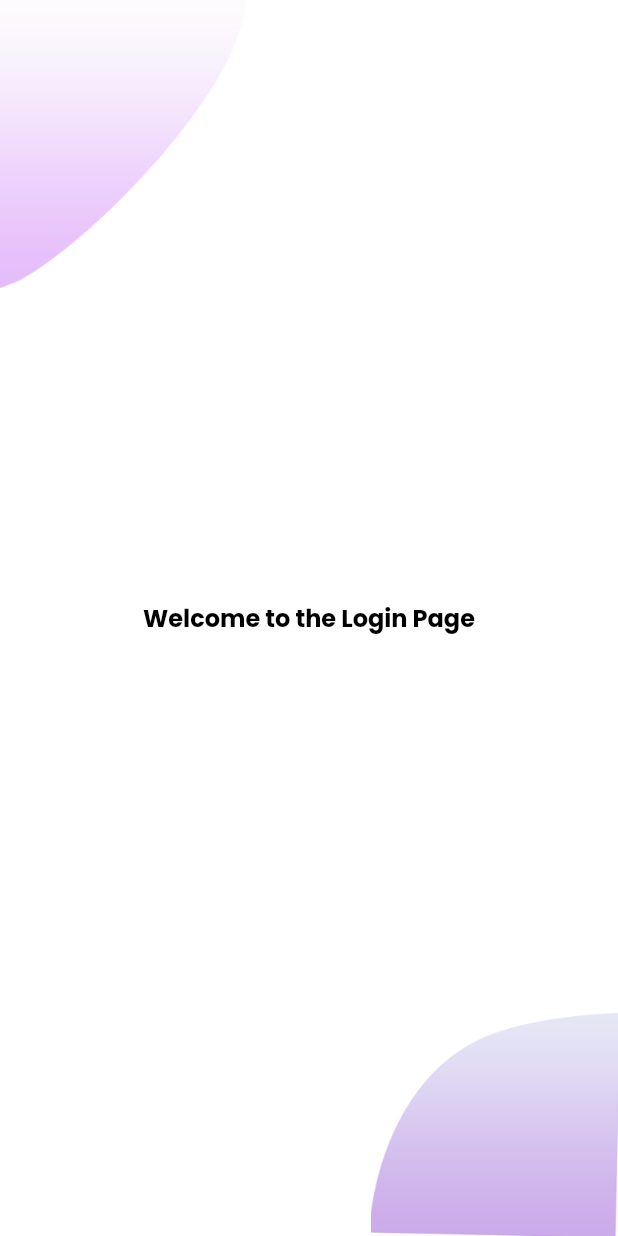
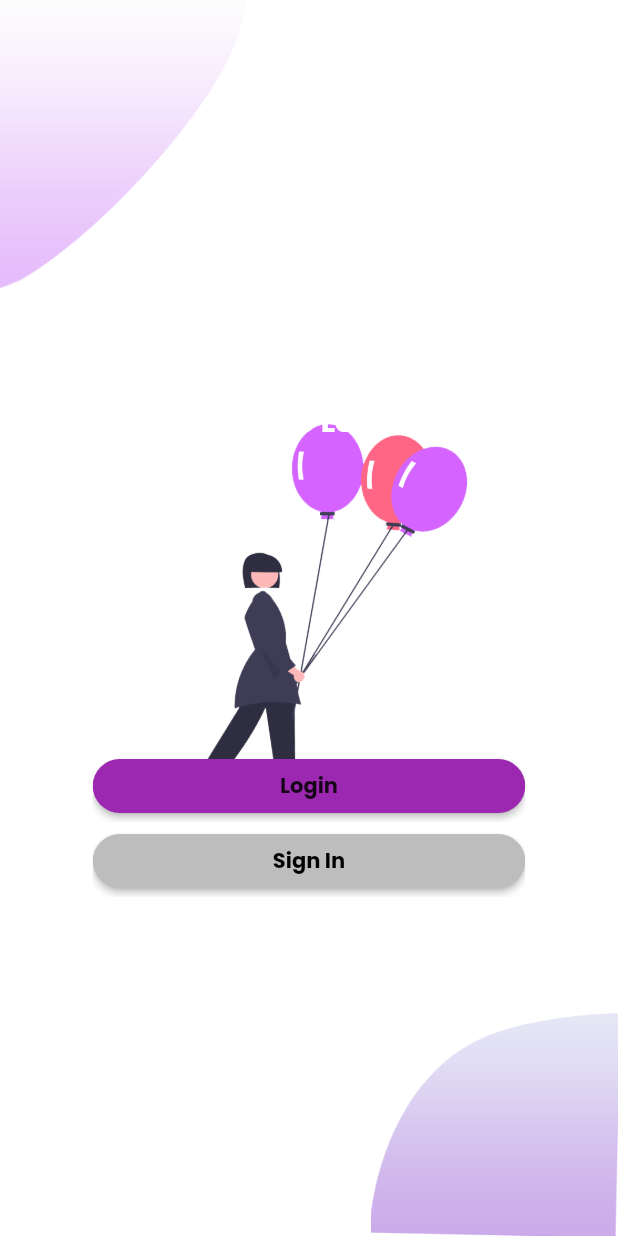
Before and after one commit to SmasherJewel/Pending_Ecom-Jacket, a Flutter app: the screen it shows after launch, on a phone screen of 412 x 824 dp. Run offline on Flutter 3.47's test engine with Material 2 defaults, Android fonts, the phone set to English and light mode, and no system bars; our stand-ins replace google_fonts.

Commit message:
Welcome Page & Buttons are added

```diff
--- a/lib/pages/welcome_page.dart
+++ b/lib/pages/welcome_page.dart
@@ -1,4 +1,5 @@
 // ignore_for_file: prefer_const_constructors, prefer_const_literals_to_create_immutables
+
 import 'package:flutter/material.dart';
 
 class WelcomePage extends StatelessWidget {
@@ -18,17 +19,81 @@ class WelcomePage extends StatelessWidget {
                 maxWidth: double.infinity,
                 minHeight: 0.0,
                 maxHeight: double.infinity,
-                child: Text(
-                  'Welcome to the Login Page',
-                  style: TextStyle(
-                    color: Colors.black,
-                    fontSize: 16.0,
-                    fontWeight: FontWeight.bold,
+                child: Image.asset(
+                  'assets/images/undraw_Balloons.png',
+                  height: 400.0,
+                  width: 300.0,
+                ),
+              ),
+
+              // Login Button
+              Positioned(
+                top: 500.0,
+                child: SizedBox(
+                  width: size.width * 0.7,
+                  child: ClipRRect(
+                    child: ElevatedButton(
+                      style: ButtonStyle(
+                        shape: MaterialStateProperty.all(
+                          RoundedRectangleBorder(
+                            borderRadius: BorderRadius.circular(20.0),
+                          ),
+                        ),
+                        backgroundColor:
+                            MaterialStateProperty.all(Colors.purple),
+                      ),
+                      onPressed: () {},
+                      child: Text(
+                        'Login',
+                        style: TextStyle(
+                          fontWeight: FontWeight.bold,
+                        ),
+                      ),
+                    ),
                   ),
                 ),
               ),
-              //  to overlap multiple widgets into a single screen
-              // the first widget is the bottommost item, and the last widget is the topmost item
+
+              // Sign in Button
+              Positioned(
+                top: 550.0,
+                child: SizedBox(
+                  width: size.width * 0.7,
+                  child: ClipRRect(
+                    child: ElevatedButton(
+                      style: ButtonStyle(
+                        shape: MaterialStateProperty.all(
+                          RoundedRectangleBorder(
+                            borderRadius: BorderRadius.circular(20.0),
+                          ),
+                        ),
+                        backgroundColor:
+                            MaterialStateProperty.all(Colors.grey[400]),
+                      ),
+                      onPressed: () {},
+                      child: Text(
+                        'Sign In',
+                        style: TextStyle(
+                          color: Colors.black,
+                          fontWeight: FontWeight.bold,
+                        ),
+                      ),
+                    ),
+                  ),
+                ),
+              ),
+
+              Positioned(
+                bottom: 528.0,
+                child: Text(
+                  'Welcome to Login Page',
+                  style: TextStyle(
+                    color: Colors.white,
+                    fontWeight: FontWeight.bold,
+                    fontSize: 20.0,
+                  ),
+                ),
+              ),
               Positioned(
                 // now we will give top & left set up 0 to go on the corner left site
                 top: 0.0,
```
